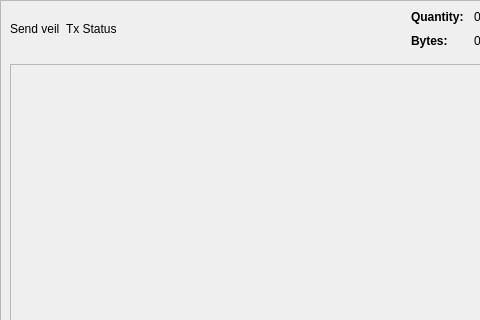
Old version of the form src/qt/forms/sendcoinsdialog.ui in the repository Veil-Project/veil; both pictures show x 0 to 480 and y 0 to 320 of the 850 by 650 pixel window.
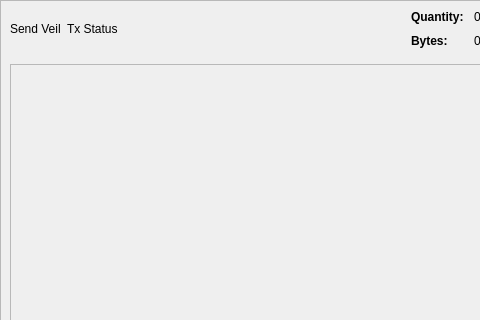
New version of the form. Icons and pictures are not drawn.

Patch:
```diff
--- a/src/qt/forms/sendcoinsdialog.ui
+++ b/src/qt/forms/sendcoinsdialog.ui
@@ -46,7 +46,7 @@
         <item>
          <widget class="QLabel" name="title">
           <property name="text">
-           <string>Send veil</string>
+           <string>Send Veil</string>
           </property>
          </widget>
         </item>
```
Left out of the diff: 2 changed lines with no effect on the pictures.
